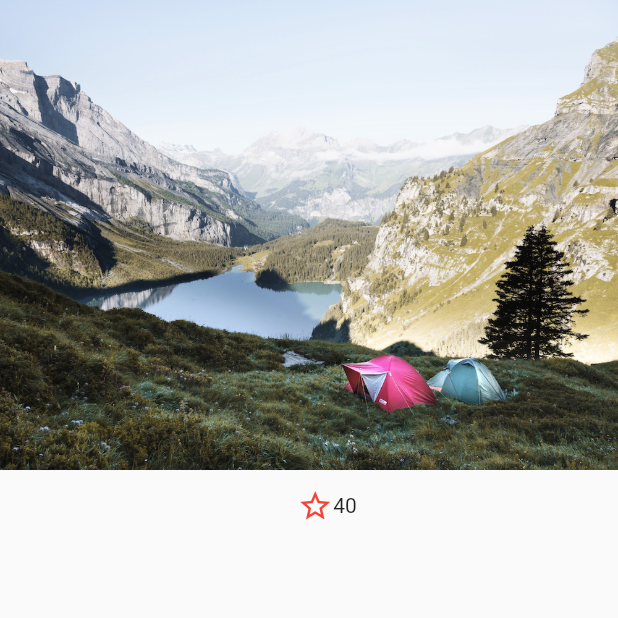
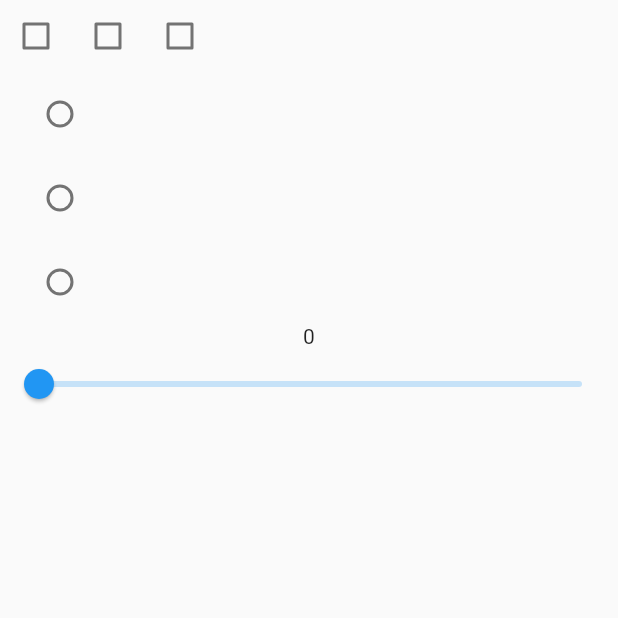
Before and after one commit to dongeranguk/flutter_example, a Flutter app: the screen it shows after launch, on a phone screen of 412 x 824 dp, the top half of it. Run offline on Flutter 3.47's test engine with Material 2 defaults, Android fonts, the phone set to English and light mode, and no system bars.

Commit message:
#14 - Flutter 의 다양한 입력 1
Flutter 의 다양한 입력들에 대해 알아보았다.

```diff
--- a/lib/main.dart
+++ b/lib/main.dart
@@ -1,61 +1,162 @@
 import 'package:flutter/material.dart';
 
 void main() {
-  runApp(
-    MaterialApp(
-      home: Scaffold(
-        body: FavoriteWidget(),
-      ),
+  runApp(MaterialApp(
+    home: Scaffold(
+      body: Body(),
     ),
-  );
+  ));
 }
 
-class FavoriteWidget extends StatefulWidget {
-  const FavoriteWidget({super.key});
-
-  @override
-  State<FavoriteWidget> createState() => _FavoriteWidgetState();
-}
-
-class _FavoriteWidgetState extends State<FavoriteWidget> {
-  bool _isFavorite = false;
-  int _favoriteCount = 40;
+class Body extends StatelessWidget {
+  const Body({super.key});
 
   @override
   Widget build(BuildContext context) {
     return Column(
       children: [
-        Image.asset('assets/images/lake.jpg'),
-        Row(
-          mainAxisSize: MainAxisSize.min,
-          children: [
-            Container(
-              padding: EdgeInsets.all(0),
-              child: IconButton(
-                padding: EdgeInsets.all(0),
-                alignment: Alignment.centerRight,
-                icon: Icon(_isFavorite ? Icons.star : Icons.star_border, color: Colors.red[500],),
-                onPressed: _toggleFavorite,
-              ),
-            ),
-            SizedBox(
-              child: Text('$_favoriteCount'),
-            )
-          ],
-        )
+        TestCheckBox(),
+        TestRadioButton(),
+        TestSlider(),
+      ],
+    );
+  }
+}
+
+class TestCheckBox extends StatefulWidget {
+  const TestCheckBox({super.key});
+
+  @override
+  State<TestCheckBox> createState() => _TestCheckState();
+}
+
+class _TestCheckState extends State<TestCheckBox> {
+  late bool checked1 = false;
+  late bool checked2 = false;
+  late bool checked3 = false;
+
+  @override
+  Widget build(BuildContext context) {
+    return Row(
+      children: [
+        Checkbox(
+            value: checked1,
+            onChanged: (newValue) =>
+                setState(() => checkMethod(1, newValue ?? false))),
+        Checkbox(
+            value: checked2,
+            onChanged: (newValue) =>
+                setState(() => checkMethod(2, newValue ?? false))),
+        Checkbox(
+            value: checked3,
+            onChanged: (newValue) =>
+                setState(() => checkMethod(3, newValue ?? false))),
       ],
     );
   }
 
-  void _toggleFavorite() {
-    setState(() {
-      if (_isFavorite) {
-        _favoriteCount -= 1;
-        _isFavorite = false;
+  checkMethod(int index, bool newValue) {
+    if (newValue != null) {
+      if (index == 1) {
+        checked1 = newValue;
+      } else if (index == 2) {
+        checked2 = newValue;
       } else {
-        _favoriteCount += 1;
-        _isFavorite = true;
+        checked3 = newValue;
       }
-    });
+    }
   }
 }
+
+class TestRadioButton extends StatefulWidget {
+  const TestRadioButton({super.key});
+
+  @override
+  State<TestRadioButton> createState() => _TestRadioButtonState();
+}
+
+class _TestRadioButtonState extends State<TestRadioButton> {
+  TestRadioValue? selectedValue;
+
+  @override
+  Widget build(BuildContext context) {
+    return Column(
+      children: [
+        ListTile(
+          title: selectedValue == TestRadioValue.test1
+              ? Text(TestRadioValue.test1.name)
+              : null,
+          leading: Radio<TestRadioValue>(
+              value: TestRadioValue.test1,
+              groupValue: selectedValue,
+              onChanged: (newValue) =>
+                  setState(() => selectedValue = newValue!)),
+          onTap: () => setState(() {
+            if (selectedValue != TestRadioValue.test1) {
+              selectedValue = TestRadioValue.test1;
+            }
+          }),
+        ),
+        ListTile(
+          title: selectedValue == TestRadioValue.test2
+              ? Text(TestRadioValue.test2.name)
+              : null,
+          leading: Radio<TestRadioValue>(
+              value: TestRadioValue.test2,
+              groupValue: selectedValue,
+              onChanged: (newValue) =>
+                  setState(() => selectedValue = newValue!)),
+          onTap: () => setState(() {
+            if (selectedValue != TestRadioValue.test2) {
+              selectedValue = TestRadioValue.test2;
+            }
+          }),
+        ),
+        ListTile(
+          title: selectedValue == TestRadioValue.test3
+              ? Text(TestRadioValue.test3.name)
+              : null,
+          leading: Radio<TestRadioValue>(
+              value: TestRadioValue.test3,
+              groupValue: selectedValue,
+              onChanged: (newValue) =>
+                  setState(() => selectedValue = newValue!)),
+          onTap: () => setState(() {
+            if (selectedValue != TestRadioValue.test3) {
+              selectedValue = TestRadioValue.test3;
+            }
+          }),
+        ),
+      ],
+    );
+  }
+}
+
+enum TestRadioValue { test1, test2, test3 }
+
+class TestSlider extends StatefulWidget {
+  const TestSlider({super.key});
+
+  @override
+  State<TestSlider> createState() => _TestSliderState();
+}
+
+class _TestSliderState extends State<TestSlider> {
+  double selectedValue = 0;
+
+  @override
+  Widget build(BuildContext context) {
+    return Column(
+      children: [
+        Text('${selectedValue.round()}'),
+        Slider(
+            label: selectedValue.round().toString(),
+            value: selectedValue,
+            divisions: 100,
+            max: 100,
+            min: 0,
+            onChanged: (newValue) => setState(() => selectedValue = newValue)),
+      ],
+    );
+  }
+}
```
